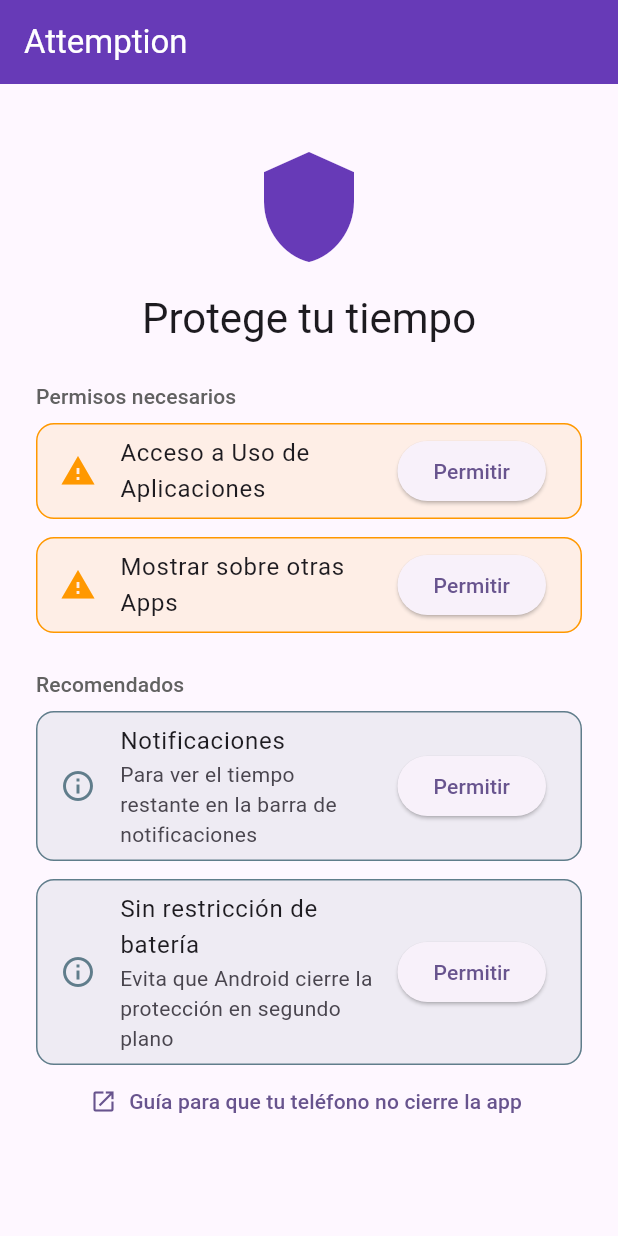
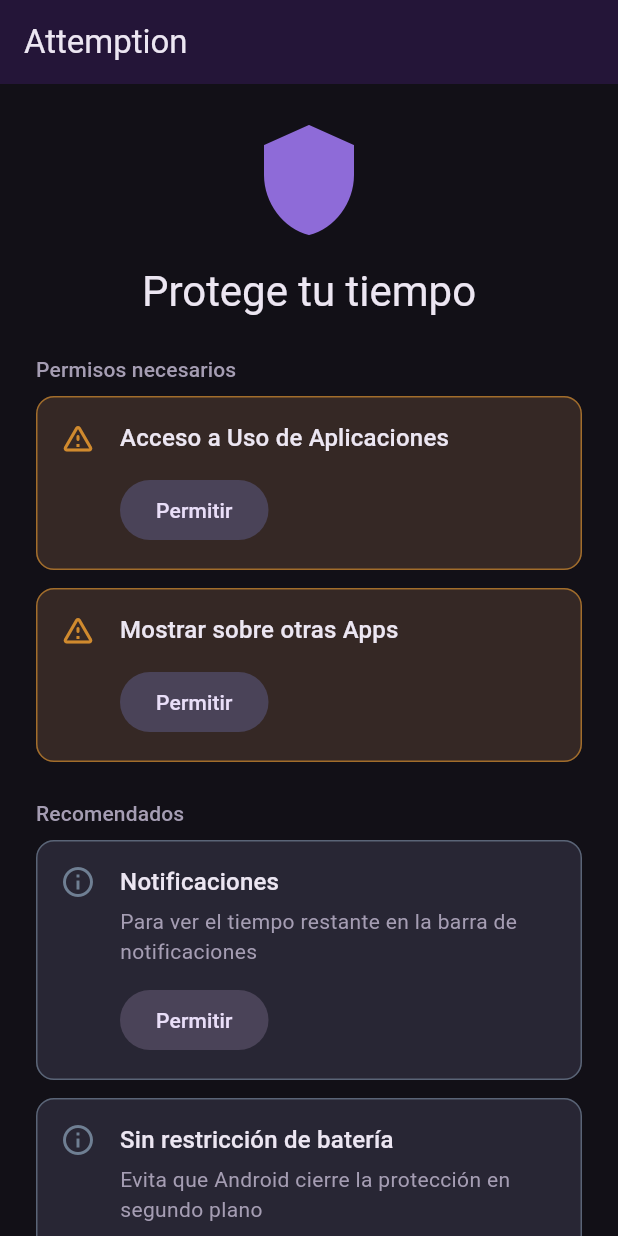
Before and after one commit to howtok6/attemption-app, a Flutter app: the screen it shows after launch, on a phone screen of 412 x 824 dp. Run offline on Flutter 3.47's test engine with Material 3 defaults, Android fonts, the phone set to English and light mode, and no system bars.

Commit message:
Tema oscuro y tarjetas de permisos sin cortes de texto
- Paleta oscura centralizada en lib/theme/app_theme.dart (fondo casi negro,
  morado profundo, colores de estado apagados).
- Tarjetas de permisos: el botón Permitir va bajo el texto; en pantallas
  angostas el título se partía ("Notificacione / s" en un Honor ALT-NX3).
- Capa de bloqueo en morado muy oscuro y pantalla de arranque con el mismo
  fondo, sin destello blanco.
- dart format con largo de línea 120 en lib/ y test/.

Co-Authored-By: Claude Opus 5.5 <noreply@anthropic.com>
Claude-Session: https://claude.ai/code/session_018Qvm8QCrdYg4TCcEKs3J8S

```diff
--- a/lib/main.dart
+++ b/lib/main.dart
@@ -1,5 +1,6 @@
 import 'package:flutter/material.dart';
 import 'package:provider/provider.dart';
+import 'theme/app_theme.dart';
 import 'views/home_view.dart';
 import 'viewmodels/home_viewmodel.dart';
 
@@ -13,17 +14,8 @@ class AttemptionApp extends StatelessWidget {
   @override
   Widget build(BuildContext context) {
     return MultiProvider(
-      providers: [
-        ChangeNotifierProvider(create: (_) => HomeViewModel()),
-      ],
-      child: MaterialApp(
-        title: 'Attemption',
-        theme: ThemeData(
-          colorScheme: ColorScheme.fromSeed(seedColor: Colors.deepPurple),
-          useMaterial3: true,
-        ),
-        home: const HomeView(),
-      ),
+      providers: [ChangeNotifierProvider(create: (_) => HomeViewModel())],
+      child: MaterialApp(title: 'Attemption', theme: buildAppTheme(), home: const HomeView()),
     );
   }
 }
--- a/lib/models/app_usage_state.dart
+++ b/lib/models/app_usage_state.dart
@@ -53,10 +53,7 @@ class AppUsageModel {
     return AppUsageModel(
       running: map['running'] == true,
       protectionEnabled: map['protectionEnabled'] == true,
-      state: UsageState.values.firstWhere(
-        (s) => s.name == map['state'],
-        orElse: () => UsageState.inactive,
-      ),
+      state: UsageState.values.firstWhere((s) => s.name == map['state'], orElse: () => UsageState.inactive),
       dailyUsed: ms('dailyUsedMs', Duration.zero),
       dailyLimit: ms('dailyLimitMs', empty.dailyLimit),
       sessionUsed: ms('sessionUsedMs', Duration.zero),
--- a/lib/services/app_monitor_service.dart
+++ b/lib/services/app_monitor_service.dart
@@ -11,9 +11,8 @@ class AppMonitorService {
   static const statusChannel = EventChannel('com.gabriel.attemption/status');
 
   /// Estado en vivo del servicio: se emite al suscribirse y en cada revisión (cada 2 s).
-  Stream<AppUsageModel> statusStream() => statusChannel
-      .receiveBroadcastStream()
-      .map((event) => AppUsageModel.fromMap(event as Map<Object?, Object?>));
+  Stream<AppUsageModel> statusStream() =>
+      statusChannel.receiveBroadcastStream().map((event) => AppUsageModel.fromMap(event as Map<Object?, Object?>));
 
   Future<AppUsageModel?> getStatus() async {
     final map = await _invoke<Map<Object?, Object?>>('getStatus');
--- /dev/null
+++ b/lib/theme/app_theme.dart
@@ -0,0 +1,46 @@
+import 'package:flutter/material.dart';
+
+/// Paleta oscura de Attemption. Todos los colores de la app salen de aquí.
+class AppColors {
+  AppColors._();
+
+  static const background = Color(0xFF121017); // casi negro, con un toque morado
+  static const surface = Color(0xFF1C1824); // tarjetas y diálogos
+  static const appBar = Color(0xFF241538); // morado muy oscuro
+  static const primary = Color(0xFF8E6BD8); // morado de acento (escudo, botones)
+  static const onPrimary = Color(0xFFFFFFFF);
+  static const textPrimary = Color(0xFFECE6F2);
+  static const textSecondary = Color(0xFFA59DB3);
+
+  // Estados, en tonos apagados para no encandilar sobre fondo oscuro
+  static const success = Color(0xFF4E9F5A);
+  static const warning = Color(0xFFD08A2E);
+  static const neutral = Color(0xFF6F7F93);
+  static const danger = Color(0xFFD0564F);
+
+  /// Fondo de una tarjeta teñida con el color de su estado.
+  static Color tint(Color color) => Color.alphaBlend(color.withValues(alpha: 0.14), surface);
+}
+
+ThemeData buildAppTheme() {
+  final scheme = ColorScheme.fromSeed(seedColor: AppColors.primary, brightness: Brightness.dark).copyWith(
+    primary: AppColors.primary,
+    onPrimary: AppColors.onPrimary,
+    surface: AppColors.surface,
+    onSurface: AppColors.textPrimary,
+    onSurfaceVariant: AppColors.textSecondary,
+    error: AppColors.danger,
+  );
+
+  return ThemeData(
+    useMaterial3: true,
+    colorScheme: scheme,
+    scaffoldBackgroundColor: AppColors.background,
+    appBarTheme: const AppBarTheme(backgroundColor: AppColors.appBar, foregroundColor: AppColors.textPrimary),
+    dialogTheme: const DialogThemeData(backgroundColor: AppColors.surface),
+    snackBarTheme: const SnackBarThemeData(
+      backgroundColor: AppColors.textPrimary,
+      contentTextStyle: TextStyle(color: AppColors.background),
+    ),
+  );
+}
--- a/lib/views/home_view.dart
+++ b/lib/views/home_view.dart
@@ -3,6 +3,7 @@ import 'package:provider/provider.dart';
 
 import '../models/app_usage_state.dart';
 import '../services/app_monitor_service.dart';
+import '../theme/app_theme.dart';
 import '../viewmodels/home_viewmodel.dart';
 import 'widgets/stop_confirmation_dialog.dart';
 
@@ -39,11 +40,7 @@ class _HomeViewState extends State<HomeView> with WidgetsBindingObserver {
     final viewModel = context.watch<HomeViewModel>();
 
     return Scaffold(
-      appBar: AppBar(
-        title: const Text('Attemption'),
-        backgroundColor: Colors.deepPurple,
-        foregroundColor: Colors.white,
-      ),
+      appBar: AppBar(title: const Text('Attemption')),
       // SafeArea: en Android 15+ la app ocupa toda la pantalla y el último botón
       // quedaba debajo de la barra de gestos.
       body: SafeArea(
@@ -74,7 +71,7 @@ class _HomeViewState extends State<HomeView> with WidgetsBindingObserver {
       mainAxisSize: MainAxisSize.min,
       crossAxisAlignment: CrossAxisAlignment.stretch,
       children: [
-        const Icon(Icons.shield, size: 80, color: Colors.deepPurple),
+        const Icon(Icons.shield, size: 80, color: AppColors.primary),
         const SizedBox(height: 16),
         Text('Protege tu tiempo', textAlign: TextAlign.center, style: Theme.of(context).textTheme.headlineMedium),
         const SizedBox(height: 24),
@@ -123,7 +120,8 @@ class _HomeViewState extends State<HomeView> with WidgetsBindingObserver {
             icon: const Icon(Icons.power_settings_new),
             label: const Text('Desactivar protección'),
             style: OutlinedButton.styleFrom(
-              foregroundColor: Colors.red,
+              foregroundColor: AppColors.danger,
+              side: const BorderSide(color: AppColors.danger),
               padding: const EdgeInsets.symmetric(horizontal: 32, vertical: 16),
             ),
             onPressed: () => _confirmStop(context, viewModel),
@@ -134,8 +132,8 @@ class _HomeViewState extends State<HomeView> with WidgetsBindingObserver {
             label: const Text('Iniciar Protección'),
             style: ElevatedButton.styleFrom(
               padding: const EdgeInsets.symmetric(horizontal: 32, vertical: 16),
-              backgroundColor: Colors.deepPurple,
-              foregroundColor: Colors.white,
+              backgroundColor: AppColors.primary,
+              foregroundColor: AppColors.onPrimary,
             ),
             onPressed: viewModel.startService,
           ),
@@ -184,7 +182,7 @@ class _SectionTitle extends StatelessWidget {
   Widget build(BuildContext context) {
     return Padding(
       padding: const EdgeInsets.only(bottom: 8),
-      child: Text(text, style: Theme.of(context).textTheme.titleSmall?.copyWith(color: Colors.grey[700])),
+      child: Text(text, style: Theme.of(context).textTheme.titleSmall?.copyWith(color: AppColors.textSecondary)),
     );
   }
 }
@@ -199,16 +197,16 @@ class _StatusCard extends StatelessWidget {
     final (title, color, icon) = switch (usage.state) {
       UsageState.resting => (
         'Descanso: faltan ${_minutesCeil(usage.restRemaining)} min',
-        Colors.orange,
+        AppColors.warning,
         Icons.self_improvement,
       ),
-      UsageState.blocked => ('Límite diario alcanzado', Colors.red, Icons.block),
-      _ => ('Protección activa', Colors.green, Icons.check_circle),
+      UsageState.blocked => ('Límite diario alcanzado', AppColors.danger, Icons.block),
+      _ => ('Protección activa', AppColors.success, Icons.check_circle),
     };
 
     return Card(
       elevation: 0,
-      color: color.withValues(alpha: 0.08),
+      color: AppColors.tint(color),
       shape: RoundedRectangleBorder(
         borderRadius: BorderRadius.circular(12),
         side: BorderSide(color: color),
@@ -238,7 +236,7 @@ class _StatusCard extends StatelessWidget {
             Text(
               'Instagram y TikTok: ${usage.sessionLimit.inMinutes} min de uso, luego ${usage.restLimit.inMinutes} min '
               'de descanso. Máximo ${usage.dailyLimit.inMinutes} min al día.',
-              style: const TextStyle(color: Colors.grey),
+              style: const TextStyle(color: AppColors.textSecondary),
             ),
           ],
         ),
@@ -268,7 +266,7 @@ class _UsageBar extends StatelessWidget {
           minHeight: 8,
           borderRadius: BorderRadius.circular(4),
           color: color,
-          backgroundColor: color.withValues(alpha: 0.15),
+          backgroundColor: color.withValues(alpha: 0.2),
         ),
       ],
     );
@@ -292,21 +290,45 @@ class _PermissionCard extends StatelessWidget {
 
   @override
   Widget build(BuildContext context) {
-    final pendingColor = isRequired ? Colors.orange : Colors.blueGrey;
-    final color = isGranted ? Colors.green : pendingColor;
+    final pendingColor = isRequired ? AppColors.warning : AppColors.neutral;
+    final color = isGranted ? AppColors.success : pendingColor;
+    final textTheme = Theme.of(context).textTheme;
     return Card(
       elevation: 0,
       margin: EdgeInsets.zero,
-      color: color.withValues(alpha: 0.1),
+      color: AppColors.tint(color),
       shape: RoundedRectangleBorder(
         borderRadius: BorderRadius.circular(12),
-        side: BorderSide(color: color),
+        side: BorderSide(color: color.withValues(alpha: 0.7)),
       ),
-      child: ListTile(
-        leading: Icon(isGranted ? Icons.check_circle : (isRequired ? Icons.warning : Icons.info_outline), color: color),
-        title: Text(title),
-        subtitle: subtitle == null || isGranted ? null : Text(subtitle!),
-        trailing: isGranted ? null : ElevatedButton(onPressed: onTap, child: const Text('Permitir')),
+      child: Padding(
+        padding: const EdgeInsets.all(16),
+        child: Row(
+          crossAxisAlignment: CrossAxisAlignment.start,
+          children: [
+            Icon(
+              isGranted ? Icons.check_circle : (isRequired ? Icons.warning_amber_rounded : Icons.info_outline),
+              color: color,
+            ),
+            const SizedBox(width: 16),
+            Expanded(
+              child: Column(
+                crossAxisAlignment: CrossAxisAlignment.start,
+                children: [
+                  Text(title, style: textTheme.titleMedium),
+                  if (subtitle != null && !isGranted) ...[
+                    const SizedBox(height: 4),
+                    Text(subtitle!, style: textTheme.bodyMedium?.copyWith(color: AppColors.textSecondary)),
+                  ],
+                  if (!isGranted) ...[
+                    const SizedBox(height: 12),
+                    FilledButton.tonal(onPressed: onTap, child: const Text('Permitir')),
+                  ],
+                ],
+              ),
+            ),
+          ],
+        ),
       ),
     );
   }
--- a/lib/views/widgets/stop_confirmation_dialog.dart
+++ b/lib/views/widgets/stop_confirmation_dialog.dart
@@ -1,6 +1,8 @@
 import 'dart:async';
 
 import 'package:flutter/material.dart';
+
+import '../../theme/app_theme.dart';
 
 /// Pide confirmación para desactivar la protección con una espera obligatoria.
 /// La espera agrega fricción: a menudo las ganas de abrir la app pasan en esos segundos.
@@ -43,12 +45,9 @@ class _StopConfirmationDialogState extends State<StopConfirmationDialog> {
             : 'Tómate un momento: ¿de verdad lo necesitas ahora?\n\nYa puedes confirmar.',
       ),
       actions: [
-        TextButton(
-          onPressed: () => Navigator.of(context).pop(false),
-          child: const Text('Mantener protección'),
-        ),
+        TextButton(onPressed: () => Navigator.of(context).pop(false), child: const Text('Mantener protección')),
         FilledButton(
-          style: FilledButton.styleFrom(backgroundColor: Colors.red),
+          style: FilledButton.styleFrom(backgroundColor: AppColors.danger),
           onPressed: waiting ? null : () => Navigator.of(context).pop(true),
           child: Text(waiting ? 'Desactivar ($_secondsLeft)' : 'Desactivar'),
         ),
```
Also changed, not shown: lib/viewmodels/home_viewmodel.dart (+5 -9 lines), 7 other files. Lines whose indentation alone changed are shown as unchanged.
